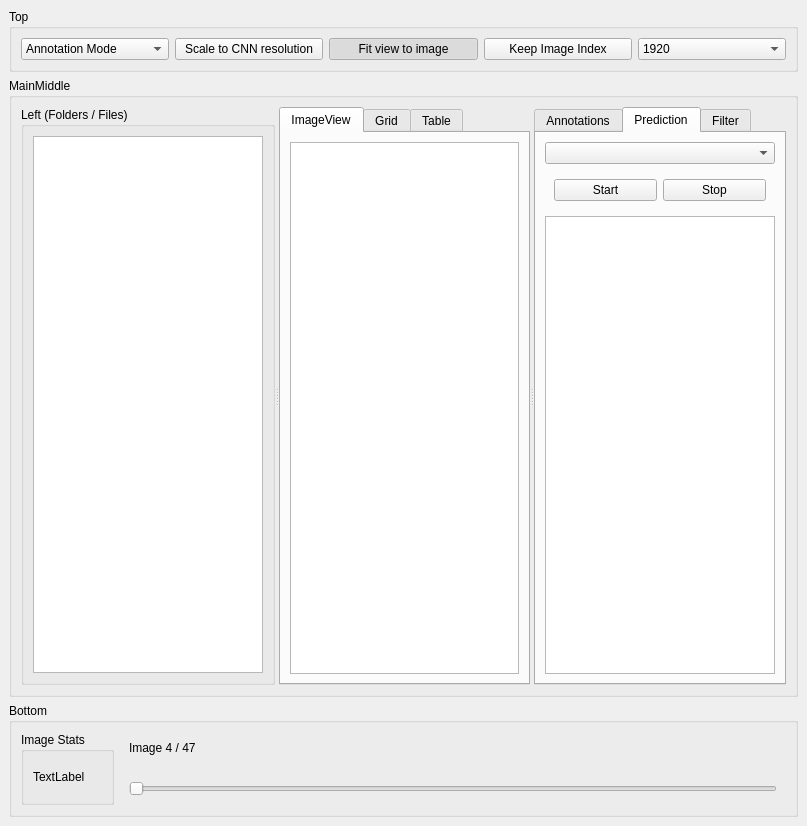
j-kallwies/yolo_annotator, file src/mainwindow.ui: the form before one commit.
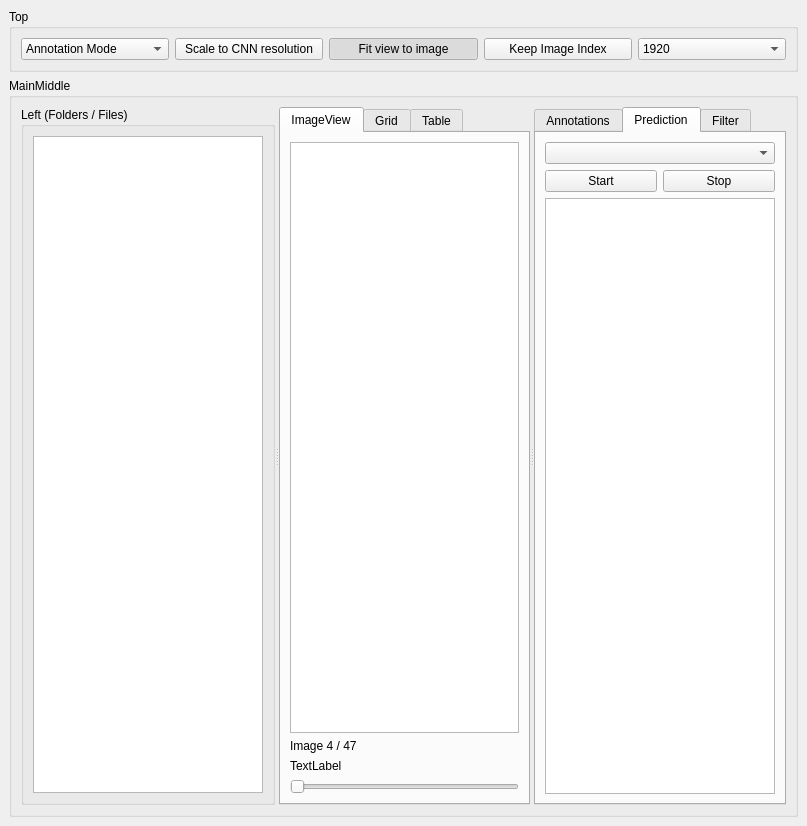
The form after the commit. The open tabs and pages were chosen to show the change. Custom widgets are drawn as their Qt base class.

The edit to the form file:
```diff
--- a/src/mainwindow.ui
+++ b/src/mainwindow.ui
@@ -146,6 +146,31 @@
             <item>
              <widget class="ImageView" name="image_view"/>
             </item>
+            <item>
+             <layout class="QVBoxLayout" name="verticalLayout_3">
+              <item>
+               <widget class="QLabel" name="image_index_label">
+                <property name="text">
+                 <string>Image 4 / 47</string>
+                </property>
+               </widget>
+              </item>
+              <item>
+               <widget class="QLabel" name="annotation_filenames_label">
+                <property name="text">
+                 <string>TextLabel</string>
+                </property>
+               </widget>
+              </item>
+              <item>
+               <widget class="QSlider" name="image_slider">
+                <property name="orientation">
+                 <enum>Qt::Horizontal</enum>
+                </property>
+               </widget>
+              </item>
+             </layout>
+            </item>
            </layout>
           </widget>
           <widget class="QWidget" name="tab_4">
@@ -191,8 +216,7 @@
              <widget class="QComboBox" name="cnn_model"/>
             </item>
             <item>
-             <widget class="QWidget" name="widget_2" native="true">
-              <layout class="QHBoxLayout" name="horizontalLayout_5">
+             <layout class="QHBoxLayout" name="horizontalLayout_6">
                <item>
                 <widget class="QPushButton" name="predict_button">
                  <property name="text">
@@ -208,7 +232,6 @@
                 </widget>
                </item>
               </layout>
-             </widget>
             </item>
             <item>
              <widget class="QPlainTextEdit" name="predict_command_output"/>
@@ -404,64 +427,6 @@
       </layout>
      </widget>
     </item>
-    <item>
-     <widget class="QGroupBox" name="groupBox_3">
-      <property name="sizePolicy">
-       <sizepolicy hsizetype="Preferred" vsizetype="Fixed">
-        <horstretch>0</horstretch>
-        <verstretch>0</verstretch>
-       </sizepolicy>
-      </property>
-      <property name="title">
-       <string>Bottom</string>
-      </property>
-      <layout class="QHBoxLayout" name="horizontalLayout_3">
-       <item>
-        <widget class="QGroupBox" name="groupBox_5">
-         <property name="title">
-          <string>Image Stats</string>
-         </property>
-         <layout class="QVBoxLayout" name="verticalLayout_2">
-          <item>
-           <widget class="QLabel" name="label">
-            <property name="text">
-             <string>TextLabel</string>
-            </property>
-           </widget>
-          </item>
-         </layout>
-        </widget>
-       </item>
-       <item>
-        <widget class="QWidget" name="widget" native="true">
-         <layout class="QVBoxLayout" name="verticalLayout_3">
-          <item>
-           <widget class="QLabel" name="image_index_label">
-            <property name="text">
-             <string>Image 4 / 47</string>
-            </property>
-           </widget>
-          </item>
-          <item>
-           <widget class="QLabel" name="annotation_filenames_label">
-            <property name="text">
-             <string/>
-            </property>
-           </widget>
-          </item>
-          <item>
-           <widget class="QSlider" name="image_slider">
-            <property name="orientation">
-             <enum>Qt::Horizontal</enum>
-            </property>
-           </widget>
-          </item>
-         </layout>
-        </widget>
-       </item>
-      </layout>
-     </widget>
-    </item>
    </layout>
   </widget>
  </widget>
```
Left out of the diff: 2 changed lines with no effect on the pictures. Lines whose indentation alone changed are shown as unchanged.
